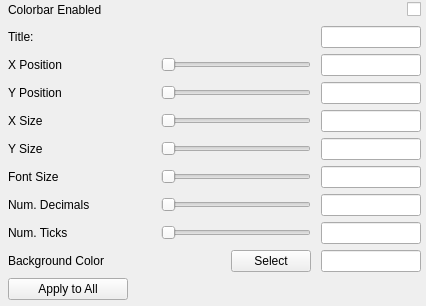
The window that apps/vaporgui/ColorbarWidgetGUI.ui (StasJ/vapor-formatted) describes before a commit, drawn with Qt 5.
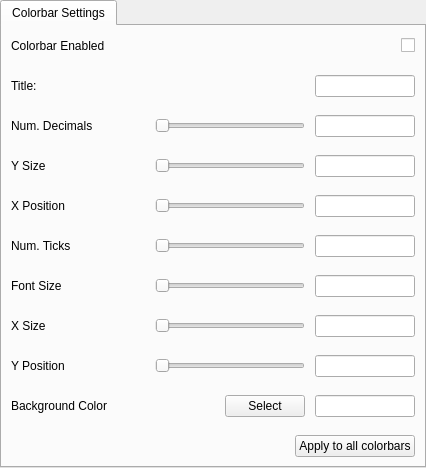
The same window after the commit.

The edit to the form file:
```diff
--- a/apps/vaporgui/ColorbarWidgetGUI.ui
+++ b/apps/vaporgui/ColorbarWidgetGUI.ui
@@ -7,7 +7,7 @@
     <x>0</x>
     <y>0</y>
     <width>426</width>
-    <height>306</height>
+    <height>314</height>
    </rect>
   </property>
   <property name="windowTitle">
@@ -18,7 +18,7 @@
     <number>0</number>
    </property>
    <property name="leftMargin">
-    <number>8</number>
+    <number>0</number>
    </property>
    <property name="topMargin">
     <number>0</number>
@@ -30,19 +30,14 @@
     <number>0</number>
    </property>
    <item>
-    <widget class="QFrame" name="ColorBarFrame">
-     <property name="maximumSize">
-      <size>
-       <width>16777215</width>
-       <height>16777215</height>
-      </size>
+    <widget class="QTabWidget" name="tabWidget">
+     <property name="currentIndex">
+      <number>0</number>
      </property>
-     <property name="frameShape">
-      <enum>QFrame::NoFrame</enum>
-     </property>
-     <property name="frameShadow">
-      <enum>QFrame::Plain</enum>
-     </property>
+     <widget class="QWidget" name="tab">
+      <attribute name="title">
+       <string>Colorbar Settings</string>
+      </attribute>
      <layout class="QVBoxLayout" name="verticalLayout">
       <property name="spacing">
        <number>0</number>
@@ -60,14 +55,7 @@
        <number>0</number>
       </property>
       <item>
-       <layout class="QVBoxLayout" name="verticalLayout_5">
-        <property name="spacing">
-         <number>0</number>
-        </property>
-        <property name="rightMargin">
-         <number>5</number>
-        </property>
-        <item>
+        <widget class="QFrame" name="">
          <layout class="QHBoxLayout" name="horizontalLayout_10">
           <item>
            <widget class="QLabel" name="label_4">
@@ -97,34 +85,10 @@
            </widget>
           </item>
          </layout>
+        </widget>
         </item>
         <item>
-         <widget class="QFrame" name="ColorbarSettingsFrame">
-          <property name="frameShape">
-           <enum>QFrame::NoFrame</enum>
-          </property>
-          <property name="frameShadow">
-           <enum>QFrame::Raised</enum>
-          </property>
-          <layout class="QHBoxLayout" name="horizontalLayout_9">
-           <property name="leftMargin">
-            <number>0</number>
-           </property>
-           <property name="topMargin">
-            <number>0</number>
-           </property>
-           <property name="rightMargin">
-            <number>0</number>
-           </property>
-           <property name="bottomMargin">
-            <number>0</number>
-           </property>
-           <item>
-            <layout class="QVBoxLayout" name="verticalLayout_6">
-             <property name="spacing">
-              <number>0</number>
-             </property>
-             <item>
+        <widget class="QFrame" name="frame_7">
               <layout class="QHBoxLayout" name="horizontalLayout_4">
                <property name="spacing">
                 <number>10</number>
@@ -169,303 +133,10 @@
                 </widget>
                </item>
               </layout>
-             </item>
-             <item>
-              <layout class="QHBoxLayout" name="horizontalLayout_3">
-               <property name="spacing">
-                <number>10</number>
-               </property>
-               <item>
-                <widget class="QLabel" name="label">
-                 <property name="text">
-                  <string>X Position</string>
-                 </property>
                 </widget>
                </item>
                <item>
-                <spacer name="horizontalSpacer_2">
-                 <property name="orientation">
-                  <enum>Qt::Horizontal</enum>
-                 </property>
-                 <property name="sizeHint" stdset="0">
-                  <size>
-                   <width>40</width>
-                   <height>20</height>
-                  </size>
-                 </property>
-                </spacer>
-               </item>
-               <item>
-                <widget class="QSlider" name="xPosSlider">
-                 <property name="minimumSize">
-                  <size>
-                   <width>150</width>
-                   <height>0</height>
-                  </size>
-                 </property>
-                 <property name="orientation">
-                  <enum>Qt::Horizontal</enum>
-                 </property>
-                </widget>
-               </item>
-               <item>
-                <widget class="QLineEdit" name="xPosEdit">
-                 <property name="minimumSize">
-                  <size>
-                   <width>100</width>
-                   <height>0</height>
-                  </size>
-                 </property>
-                 <property name="maximumSize">
-                  <size>
-                   <width>100</width>
-                   <height>16777215</height>
-                  </size>
-                 </property>
-                 <property name="alignment">
-                  <set>Qt::AlignCenter</set>
-                 </property>
-                </widget>
-               </item>
-              </layout>
-             </item>
-             <item>
-              <layout class="QHBoxLayout" name="horizontalLayout">
-               <property name="spacing">
-                <number>10</number>
-               </property>
-               <item>
-                <widget class="QLabel" name="label_5">
-                 <property name="text">
-                  <string>Y Position</string>
-                 </property>
-                </widget>
-               </item>
-               <item>
-                <spacer name="horizontalSpacer">
-                 <property name="orientation">
-                  <enum>Qt::Horizontal</enum>
-                 </property>
-                 <property name="sizeHint" stdset="0">
-                  <size>
-                   <width>40</width>
-                   <height>20</height>
-                  </size>
-                 </property>
-                </spacer>
-               </item>
-               <item>
-                <widget class="QSlider" name="yPosSlider">
-                 <property name="minimumSize">
-                  <size>
-                   <width>150</width>
-                   <height>0</height>
-                  </size>
-                 </property>
-                 <property name="orientation">
-                  <enum>Qt::Horizontal</enum>
-                 </property>
-                </widget>
-               </item>
-               <item>
-                <widget class="QLineEdit" name="yPosEdit">
-                 <property name="minimumSize">
-                  <size>
-                   <width>100</width>
-                   <height>0</height>
-                  </size>
-                 </property>
-                 <property name="maximumSize">
-                  <size>
-                   <width>100</width>
-                   <height>16777215</height>
-                  </size>
-                 </property>
-                 <property name="alignment">
-                  <set>Qt::AlignCenter</set>
-                 </property>
-                </widget>
-               </item>
-              </layout>
-             </item>
-             <item>
-              <layout class="QHBoxLayout" name="horizontalLayout_6">
-               <property name="spacing">
-                <number>10</number>
-               </property>
-               <item>
-                <widget class="QLabel" name="label_7">
-                 <property name="text">
-                  <string>X Size</string>
-                 </property>
-                </widget>
-               </item>
-               <item>
-                <spacer name="horizontalSpacer_6">
-                 <property name="orientation">
-                  <enum>Qt::Horizontal</enum>
-                 </property>
-                 <property name="sizeHint" stdset="0">
-                  <size>
-                   <width>40</width>
-                   <height>20</height>
-                  </size>
-                 </property>
-                </spacer>
-               </item>
-               <item>
-                <widget class="QSlider" name="xSizeSlider">
-                 <property name="minimumSize">
-                  <size>
-                   <width>150</width>
-                   <height>0</height>
-                  </size>
-                 </property>
-                 <property name="orientation">
-                  <enum>Qt::Horizontal</enum>
-                 </property>
-                </widget>
-               </item>
-               <item>
-                <widget class="QLineEdit" name="xSizeEdit">
-                 <property name="minimumSize">
-                  <size>
-                   <width>100</width>
-                   <height>0</height>
-                  </size>
-                 </property>
-                 <property name="maximumSize">
-                  <size>
-                   <width>100</width>
-                   <height>16777215</height>
-                  </size>
-                 </property>
-                 <property name="alignment">
-                  <set>Qt::AlignCenter</set>
-                 </property>
-                </widget>
-               </item>
-              </layout>
-             </item>
-             <item>
-              <layout class="QHBoxLayout" name="horizontalLayout_2">
-               <property name="spacing">
-                <number>10</number>
-               </property>
-               <item>
-                <widget class="QLabel" name="label_10">
-                 <property name="text">
-                  <string>Y Size</string>
-                 </property>
-                </widget>
-               </item>
-               <item>
-                <spacer name="horizontalSpacer_3">
-                 <property name="orientation">
-                  <enum>Qt::Horizontal</enum>
-                 </property>
-                 <property name="sizeHint" stdset="0">
-                  <size>
-                   <width>40</width>
-                   <height>20</height>
-                  </size>
-                 </property>
-                </spacer>
-               </item>
-               <item>
-                <widget class="QSlider" name="ySizeSlider">
-                 <property name="minimumSize">
-                  <size>
-                   <width>150</width>
-                   <height>0</height>
-                  </size>
-                 </property>
-                 <property name="orientation">
-                  <enum>Qt::Horizontal</enum>
-                 </property>
-                </widget>
-               </item>
-               <item>
-                <widget class="QLineEdit" name="ySizeEdit">
-                 <property name="minimumSize">
-                  <size>
-                   <width>100</width>
-                   <height>0</height>
-                  </size>
-                 </property>
-                 <property name="maximumSize">
-                  <size>
-                   <width>100</width>
-                   <height>16777215</height>
-                  </size>
-                 </property>
-                 <property name="alignment">
-                  <set>Qt::AlignCenter</set>
-                 </property>
-                </widget>
-               </item>
-              </layout>
-             </item>
-             <item>
-              <layout class="QHBoxLayout" name="horizontalLayout_8">
-               <property name="spacing">
-                <number>10</number>
-               </property>
-               <item>
-                <widget class="QLabel" name="label_2">
-                 <property name="text">
-                  <string>Font Size</string>
-                 </property>
-                </widget>
-               </item>
-               <item>
-                <spacer name="horizontalSpacer_7">
-                 <property name="orientation">
-                  <enum>Qt::Horizontal</enum>
-                 </property>
-                 <property name="sizeHint" stdset="0">
-                  <size>
-                   <width>40</width>
-                   <height>20</height>
-                  </size>
-                 </property>
-                </spacer>
-               </item>
-               <item>
-                <widget class="QSlider" name="fontSizeSlider">
-                 <property name="minimumSize">
-                  <size>
-                   <width>150</width>
-                   <height>0</height>
-                  </size>
-                 </property>
-                 <property name="orientation">
-                  <enum>Qt::Horizontal</enum>
-                 </property>
-                </widget>
-               </item>
-               <item>
-                <widget class="QLineEdit" name="fontSizeEdit">
-                 <property name="minimumSize">
-                  <size>
-                   <width>100</width>
-                   <height>0</height>
-                  </size>
-                 </property>
-                 <property name="maximumSize">
-                  <size>
-                   <width>100</width>
-                   <height>16777215</height>
-                  </size>
-                 </property>
-                 <property name="alignment">
-                  <set>Qt::AlignCenter</set>
-                 </property>
-                </widget>
-               </item>
-              </layout>
-             </item>
-             <item>
+        <widget class="QFrame" name="frame_10">
               <layout class="QHBoxLayout" name="horizontalLayout_11">
                <property name="spacing">
                 <number>10</number>
@@ -523,8 +194,132 @@
                 </widget>
                </item>
               </layout>
+        </widget>
              </item>
              <item>
+        <widget class="QFrame" name="frame_6">
+         <layout class="QHBoxLayout" name="horizontalLayout_2">
+          <property name="spacing">
+           <number>10</number>
+          </property>
+          <item>
+           <widget class="QLabel" name="label_10">
+            <property name="text">
+             <string>Y Size</string>
+            </property>
+           </widget>
+          </item>
+          <item>
+           <spacer name="horizontalSpacer_3">
+            <property name="orientation">
+             <enum>Qt::Horizontal</enum>
+            </property>
+            <property name="sizeHint" stdset="0">
+             <size>
+              <width>40</width>
+              <height>20</height>
+             </size>
+            </property>
+           </spacer>
+          </item>
+          <item>
+           <widget class="QSlider" name="ySizeSlider">
+            <property name="minimumSize">
+             <size>
+              <width>150</width>
+              <height>0</height>
+             </size>
+            </property>
+            <property name="orientation">
+             <enum>Qt::Horizontal</enum>
+            </property>
+           </widget>
+          </item>
+          <item>
+           <widget class="QLineEdit" name="ySizeEdit">
+            <property name="minimumSize">
+             <size>
+              <width>100</width>
+              <height>0</height>
+             </size>
+            </property>
+            <property name="maximumSize">
+             <size>
+              <width>100</width>
+              <height>16777215</height>
+             </size>
+            </property>
+            <property name="alignment">
+             <set>Qt::AlignCenter</set>
+            </property>
+           </widget>
+          </item>
+         </layout>
+        </widget>
+       </item>
+       <item>
+        <widget class="QFrame" name="frame_5">
+         <layout class="QHBoxLayout" name="horizontalLayout_3">
+          <property name="spacing">
+           <number>10</number>
+          </property>
+          <item>
+           <widget class="QLabel" name="label">
+            <property name="text">
+             <string>X Position</string>
+            </property>
+           </widget>
+          </item>
+          <item>
+           <spacer name="horizontalSpacer_2">
+            <property name="orientation">
+             <enum>Qt::Horizontal</enum>
+            </property>
+            <property name="sizeHint" stdset="0">
+             <size>
+              <width>40</width>
+              <height>20</height>
+             </size>
+            </property>
+           </spacer>
+          </item>
+          <item>
+           <widget class="QSlider" name="xPosSlider">
+            <property name="minimumSize">
+             <size>
+              <width>150</width>
+              <height>0</height>
+             </size>
+            </property>
+            <property name="orientation">
+             <enum>Qt::Horizontal</enum>
+            </property>
+           </widget>
+          </item>
+          <item>
+           <widget class="QLineEdit" name="xPosEdit">
+            <property name="minimumSize">
+             <size>
+              <width>100</width>
+              <height>0</height>
+             </size>
+            </property>
+            <property name="maximumSize">
+             <size>
+              <width>100</width>
+              <height>16777215</height>
+             </size>
+            </property>
+            <property name="alignment">
+             <set>Qt::AlignCenter</set>
+            </property>
+           </widget>
+          </item>
+         </layout>
+        </widget>
+       </item>
+       <item>
+        <widget class="QFrame" name="frame_4">
               <layout class="QHBoxLayout" name="horizontalLayout_12">
                <property name="spacing">
                 <number>10</number>
@@ -582,8 +377,193 @@
                 </widget>
                </item>
               </layout>
+        </widget>
              </item>
              <item>
+        <widget class="QFrame" name="frame_3">
+         <layout class="QHBoxLayout" name="horizontalLayout_8">
+          <property name="spacing">
+           <number>10</number>
+          </property>
+          <item>
+           <widget class="QLabel" name="label_2">
+            <property name="text">
+             <string>Font Size</string>
+            </property>
+           </widget>
+          </item>
+          <item>
+           <spacer name="horizontalSpacer_7">
+            <property name="orientation">
+             <enum>Qt::Horizontal</enum>
+            </property>
+            <property name="sizeHint" stdset="0">
+             <size>
+              <width>40</width>
+              <height>20</height>
+             </size>
+            </property>
+           </spacer>
+          </item>
+          <item>
+           <widget class="QSlider" name="fontSizeSlider">
+            <property name="minimumSize">
+             <size>
+              <width>150</width>
+              <height>0</height>
+             </size>
+            </property>
+            <property name="orientation">
+             <enum>Qt::Horizontal</enum>
+            </property>
+           </widget>
+          </item>
+          <item>
+           <widget class="QLineEdit" name="fontSizeEdit">
+            <property name="minimumSize">
+             <size>
+              <width>100</width>
+              <height>0</height>
+             </size>
+            </property>
+            <property name="maximumSize">
+             <size>
+              <width>100</width>
+              <height>16777215</height>
+             </size>
+            </property>
+            <property name="alignment">
+             <set>Qt::AlignCenter</set>
+            </property>
+           </widget>
+          </item>
+         </layout>
+        </widget>
+       </item>
+       <item>
+        <widget class="QFrame" name="frame_2">
+         <layout class="QHBoxLayout" name="horizontalLayout_6">
+          <property name="spacing">
+           <number>10</number>
+          </property>
+          <item>
+           <widget class="QLabel" name="label_7">
+            <property name="text">
+             <string>X Size</string>
+            </property>
+           </widget>
+          </item>
+          <item>
+           <spacer name="horizontalSpacer_6">
+            <property name="orientation">
+             <enum>Qt::Horizontal</enum>
+            </property>
+            <property name="sizeHint" stdset="0">
+             <size>
+              <width>40</width>
+              <height>20</height>
+             </size>
+            </property>
+           </spacer>
+          </item>
+          <item>
+           <widget class="QSlider" name="xSizeSlider">
+            <property name="minimumSize">
+             <size>
+              <width>150</width>
+              <height>0</height>
+             </size>
+            </property>
+            <property name="orientation">
+             <enum>Qt::Horizontal</enum>
+            </property>
+           </widget>
+          </item>
+          <item>
+           <widget class="QLineEdit" name="xSizeEdit">
+            <property name="minimumSize">
+             <size>
+              <width>100</width>
+              <height>0</height>
+             </size>
+            </property>
+            <property name="maximumSize">
+             <size>
+              <width>100</width>
+              <height>16777215</height>
+             </size>
+            </property>
+            <property name="alignment">
+             <set>Qt::AlignCenter</set>
+            </property>
+           </widget>
+          </item>
+         </layout>
+        </widget>
+       </item>
+       <item>
+        <widget class="QFrame" name="frame">
+         <layout class="QHBoxLayout" name="horizontalLayout">
+          <property name="spacing">
+           <number>10</number>
+          </property>
+          <item>
+           <widget class="QLabel" name="label_5">
+            <property name="text">
+             <string>Y Position</string>
+            </property>
+           </widget>
+          </item>
+          <item>
+           <spacer name="horizontalSpacer">
+            <property name="orientation">
+             <enum>Qt::Horizontal</enum>
+            </property>
+            <property name="sizeHint" stdset="0">
+             <size>
+              <width>40</width>
+              <height>20</height>
+             </size>
+            </property>
+           </spacer>
+          </item>
+          <item>
+           <widget class="QSlider" name="yPosSlider">
+            <property name="minimumSize">
+             <size>
+              <width>150</width>
+              <height>0</height>
+             </size>
+            </property>
+            <property name="orientation">
+             <enum>Qt::Horizontal</enum>
+            </property>
+           </widget>
+          </item>
+          <item>
+           <widget class="QLineEdit" name="yPosEdit">
+            <property name="minimumSize">
+             <size>
+              <width>100</width>
+              <height>0</height>
+             </size>
+            </property>
+            <property name="maximumSize">
+             <size>
+              <width>100</width>
+              <height>16777215</height>
+             </size>
+            </property>
+            <property name="alignment">
+             <set>Qt::AlignCenter</set>
+            </property>
+           </widget>
+          </item>
+         </layout>
+        </widget>
+       </item>
+       <item>
+        <widget class="QFrame" name="frame_9">
               <layout class="QHBoxLayout" name="horizontalLayout_13">
                <property name="spacing">
                 <number>10</number>
@@ -638,12 +618,27 @@
                 </widget>
                </item>
               </layout>
+        </widget>
              </item>
              <item>
+        <widget class="QFrame" name="frame_8">
               <layout class="QHBoxLayout" name="horizontalLayout_14">
                <property name="spacing">
                 <number>0</number>
                </property>
+          <item>
+           <spacer name="horizontalSpacer_13">
+            <property name="orientation">
+             <enum>Qt::Horizontal</enum>
+            </property>
+            <property name="sizeHint" stdset="0">
+             <size>
+              <width>40</width>
+              <height>20</height>
+             </size>
+            </property>
+           </spacer>
+          </item>
                <item>
                 <widget class="QPushButton" name="applyAllButton">
                  <property name="minimumSize">
@@ -656,33 +651,15 @@
                   <string>Apply all these color bar settings (except title and position) to all other color bars</string>
                  </property>
                  <property name="text">
-                  <string>Apply to All</string>
+             <string>Apply to all colorbars</string>
                  </property>
                 </widget>
                </item>
-               <item>
-                <spacer name="horizontalSpacer_13">
-                 <property name="orientation">
-                  <enum>Qt::Horizontal</enum>
-                 </property>
-                 <property name="sizeHint" stdset="0">
-                  <size>
-                   <width>40</width>
-                   <height>20</height>
-                  </size>
-                 </property>
-                </spacer>
-               </item>
-              </layout>
-             </item>
-            </layout>
-           </item>
-          </layout>
+         </layout>
          </widget>
         </item>
        </layout>
-      </item>
-     </layout>
+     </widget>
     </widget>
    </item>
   </layout>
```
Lines whose indentation alone changed are shown as unchanged.
